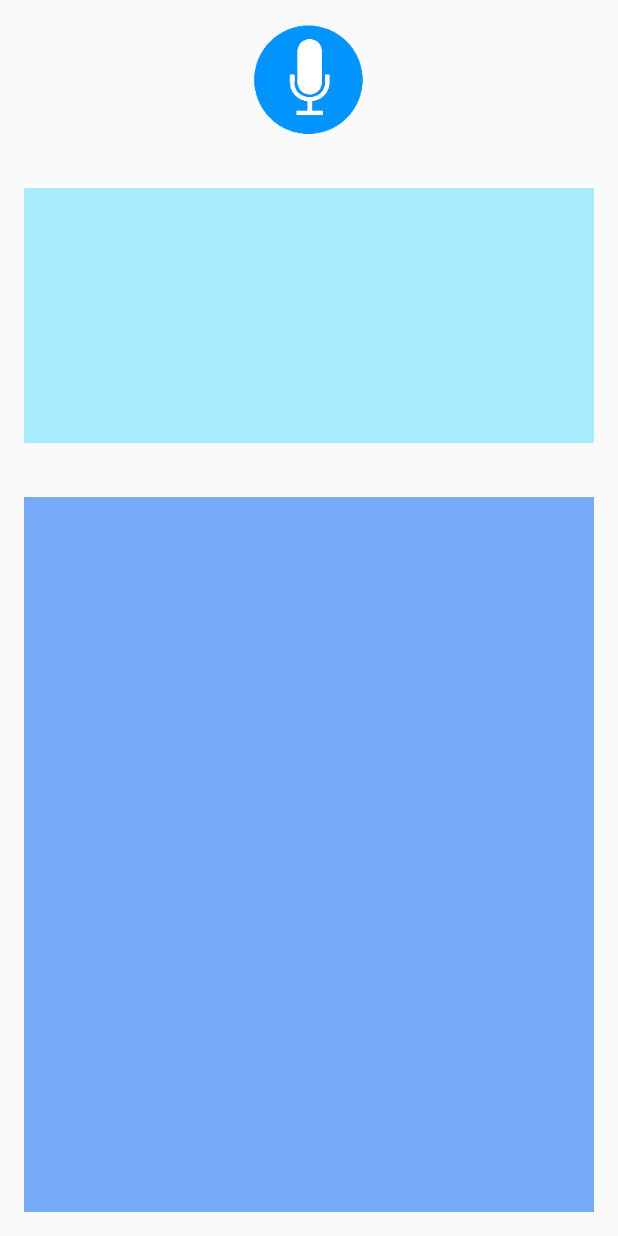
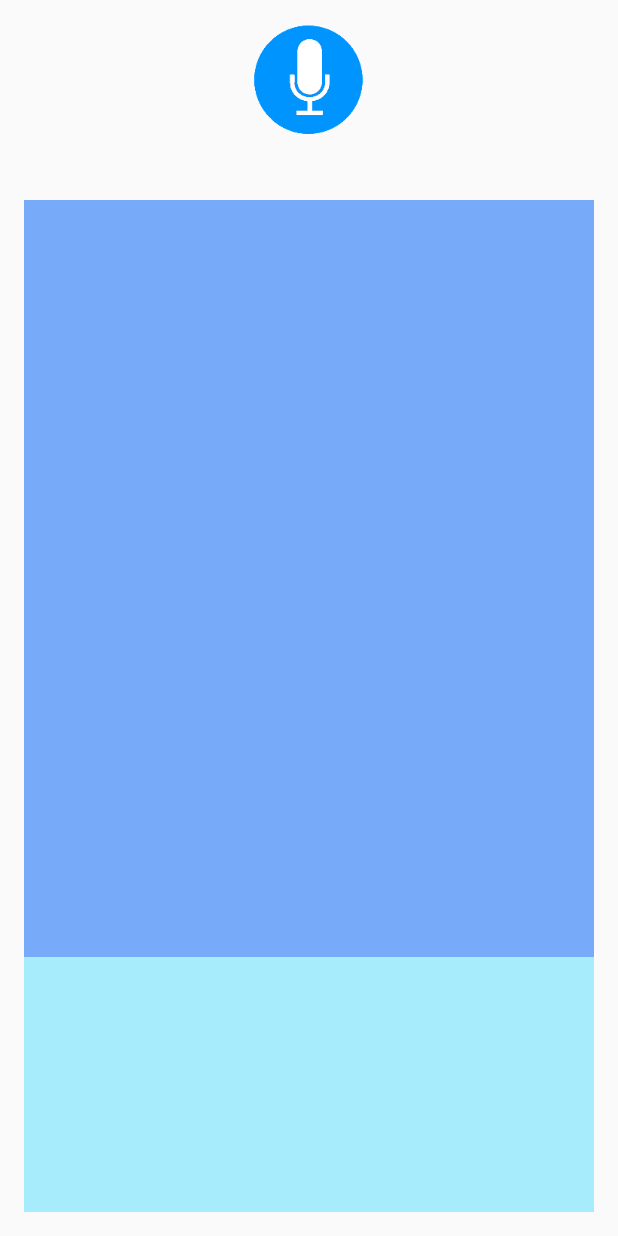
Before and after one commit to nikhilJain17/Siri-Clone-for-Android, an Android app: the screen it shows after launch (MainActivity), on a phone screen of 412 x 824 dp. Run offline under Robolectric (Android 15) with nearby library versions, the phone set to English and light mode, and no system bars; libraries missing offline, so code that uses them is left out: ai.api, ai.api.model; 2 statements that could not run were skipped.

Commit message:
Added text/send feature

```diff
--- a/Siri-Clone-For-Android-Project/app/src/main/java/com/hello/learning/siriclone/MainActivity.java
+++ b/Siri-Clone-For-Android-Project/app/src/main/java/com/hello/learning/siriclone/MainActivity.java
@@ -99,19 +99,20 @@ public class MainActivity extends Activity implements AIListener {
 
             // Now, start interpreting the speech and executing commands based on it.
 
-            if (userSpeechStr.contains("call")) {
-                // Implicit intent for calling
+            if (userSpeechStr.contains("call") || userSpeechStr.contains("dial")) {
 
-                callImplicitIntent(userSpeechStr);
-
-//                Intent callIntent = new Intent(Intent.ACTION_DIAL);
-//                callIntent.setData(Uri.parse("tel:" + "7326629001"));
-//
-//                // If there is an activity that can process the request
-//                if (callIntent.resolveActivity(getPackageManager()) != null)
-//                    startActivity(callIntent);
+                // The dialer/call function now starts
+                call(userSpeechStr);
 
             }
+
+            else if (userSpeechStr.contains("text") || userSpeechStr.contains("send")) {
+
+                // send functin
+                text();
+
+            }
+
 
 
         }
@@ -119,19 +120,51 @@ public class MainActivity extends Activity implements AIListener {
 
     }
 
-    public void callImplicitIntent(String userSpeechStr) {
-
-        // Implicit intent for calling
+    public void call(String userSpeechStr) {
 
 
-        // Add logic for extracting number here... would be nice feature
+        // Add logic for extracting number here... would be a cool feature
+        // maybe ask the user????
+
+        // Need to incorporate the computer and the user in a conversation
 
         Intent callIntent = new Intent(Intent.ACTION_DIAL);
         callIntent.setData(Uri.parse("tel:" + ""));             // This preloads the dialer with numbers
 
         // If there is an activity that can process the request
-        if (callIntent.resolveActivity(getPackageManager()) != null)
+        if (callIntent.resolveActivity(getPackageManager()) != null) {
             startActivity(callIntent);
+        }
+        else
+            computerWordsTV.setText("Sorry, I can't find an app to do this.");
+
+    }
+
+    public void text(){
+
+        // Send a (Text/email?)
+
+        Intent textIntent = new Intent(Intent.ACTION_SEND); // doesnt specify who to send to
+
+        // This holds the text... need to parse user inputs
+        textIntent.putExtra(Intent.EXTRA_TEXT, "This is my text to send.");
+        textIntent.setType("text/plain");
+
+
+
+        // if there is an activity that can process the request
+        if (textIntent.resolveActivity(getPackageManager()) != null) {
+
+//            startActivity(Intent.createChooser(sendIntent, getResources().getText(R.string.send_to)));
+
+            // Shows picker/chooser
+            startActivity(Intent.createChooser(textIntent, "What app do you want to use?"));
+
+
+        }
+
+        else
+            computerWordsTV.setText("Sorry, I can't find an app to do that");
 
     }
 
--- a/Siri-Clone-For-Android-Project/app/src/main/res/layout/activity_main.xml
+++ b/Siri-Clone-For-Android-Project/app/src/main/res/layout/activity_main.xml
@@ -24,13 +24,12 @@
         android:textAppearance="?android:attr/textAppearanceMedium"
         android:text=""
         android:id="@+id/userWords"
-        android:layout_below="@+id/buttonImageView"
-        android:layout_alignParentRight="true"
-        android:layout_alignParentEnd="true"
-        android:layout_marginTop="34dp"
         android:padding="15dp"
         android:background="#b686e7ff"
-        android:textSize="15pt"/>
+        android:textSize="15pt"
+        android:layout_alignParentBottom="true"
+        android:layout_alignParentLeft="true"
+        android:layout_alignParentStart="true" />
 
     <TextView
         android:layout_width="wrap_content"
@@ -39,14 +38,14 @@
         android:text=""
         android:textSize="15pt"
         android:id="@+id/computerWords"
-        android:layout_below="@+id/userWords"
+        android:padding="15dp"
+        android:background="#a73481fa"
+        android:layout_below="@+id/buttonImageView"
         android:layout_alignParentLeft="true"
         android:layout_alignParentStart="true"
-        android:layout_marginTop="36dp"
-        android:layout_alignParentBottom="true"
+        android:layout_marginTop="42dp"
+        android:layout_above="@+id/userWords"
         android:layout_alignParentRight="true"
-        android:layout_alignParentEnd="true"
-        android:padding="15dp"
-        android:background="#a73481fa" />
+        android:layout_alignParentEnd="true" />
 
 </RelativeLayout>
```
